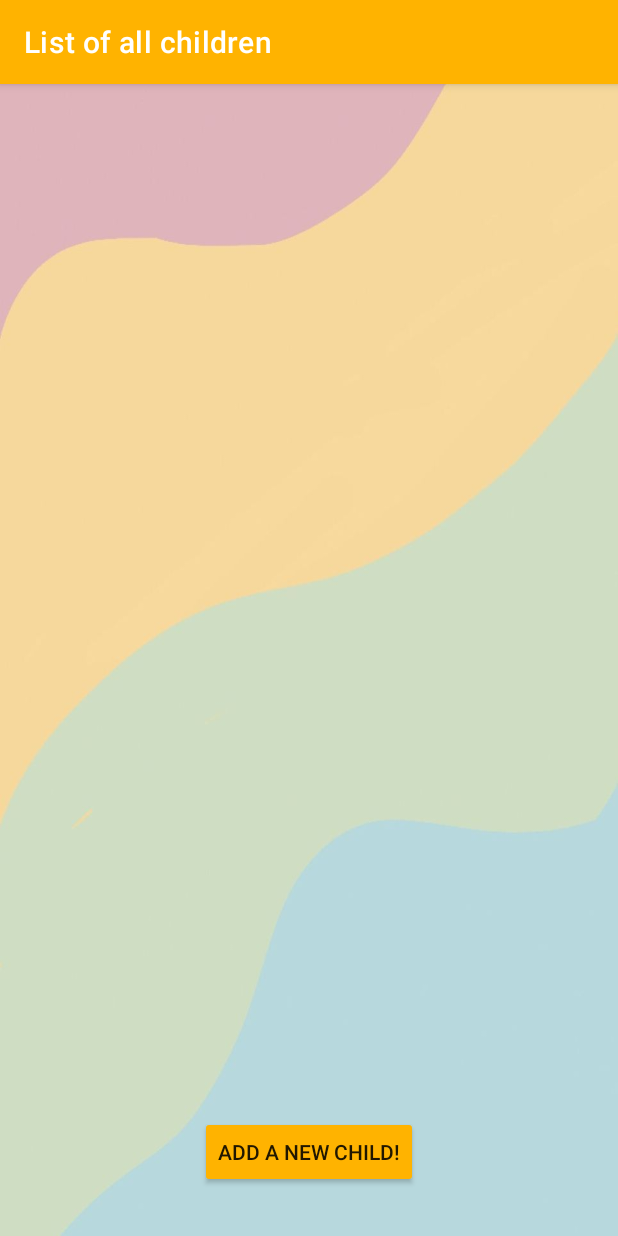
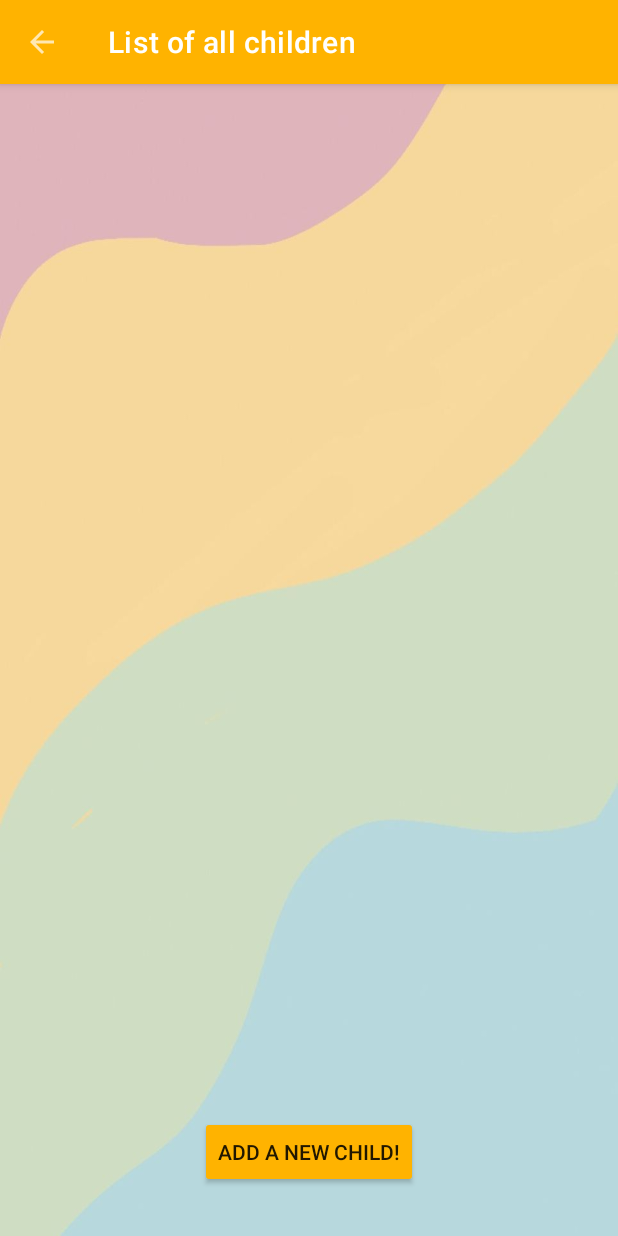
Before and after one commit to bdegouti/Parenting-App, an Android app: the ChildrenListActivity screen opened directly, with no data from a screen before it, on a phone screen of 412 x 824 dp. Run offline under Robolectric (Android 15) with nearby library versions, the phone set to English and light mode, and no system bars.

Commit message:
[natran & cza111] Add home-up-button inside ChildrenListActivity to go back to MainMenu.

```diff
--- a/app/src/main/AndroidManifest.xml
+++ b/app/src/main/AndroidManifest.xml
@@ -14,7 +14,8 @@
             android:exported="true" />
         <activity
             android:name=".ChildrenListActivity"
-            android:exported="true" />
+            android:exported="true"
+            android:parentActivityName=".MainMenuActivity"/>
         <activity
             android:name=".Timer"
             android:exported="true"
--- a/app/src/main/java/com/example/parentapp/ChildrenListActivity.java
+++ b/app/src/main/java/com/example/parentapp/ChildrenListActivity.java
@@ -2,7 +2,9 @@ package com.example.parentapp;
 
 import androidx.annotation.NonNull;
 import androidx.annotation.Nullable;
+import androidx.appcompat.app.ActionBar;
 import androidx.appcompat.app.AppCompatActivity;
+import androidx.appcompat.widget.Toolbar;
 
 import android.content.Context;
 import android.content.Intent;
@@ -28,9 +30,11 @@ public class ChildrenListActivity extends AppCompatActivity {
         super.onCreate(savedInstanceState);
         setContentView(R.layout.activity_children_list);
 
+
         childrenManager = ChildrenManager.getInstance();
         registerCallBackListenerForChildrenListView();
 
+        setUpToolbar();
         setUpButtonAddNewChild();
     }
 
@@ -100,4 +104,13 @@ public class ChildrenListActivity extends AppCompatActivity {
         });
 
     }
+
+    private void setUpToolbar()
+    {
+        Toolbar toolbar = findViewById(R.id.toolbarChildrenList);
+        setSupportActionBar(toolbar);
+
+        ActionBar actionbar = getSupportActionBar();
+        actionbar.setDisplayHomeAsUpEnabled(true);
+    }
 }
--- a/app/src/main/res/layout/activity_children_add_edit.xml
+++ b/app/src/main/res/layout/activity_children_add_edit.xml
@@ -47,6 +47,7 @@
         android:layout_marginTop="16dp"
         android:ems="10"
         android:inputType="textPersonName"
+        android:textAlignment="center"
         app:layout_constraintEnd_toEndOf="parent"
         app:layout_constraintStart_toStartOf="parent"
         app:layout_constraintTop_toBottomOf="@+id/textViewEnterChildName" />
```
